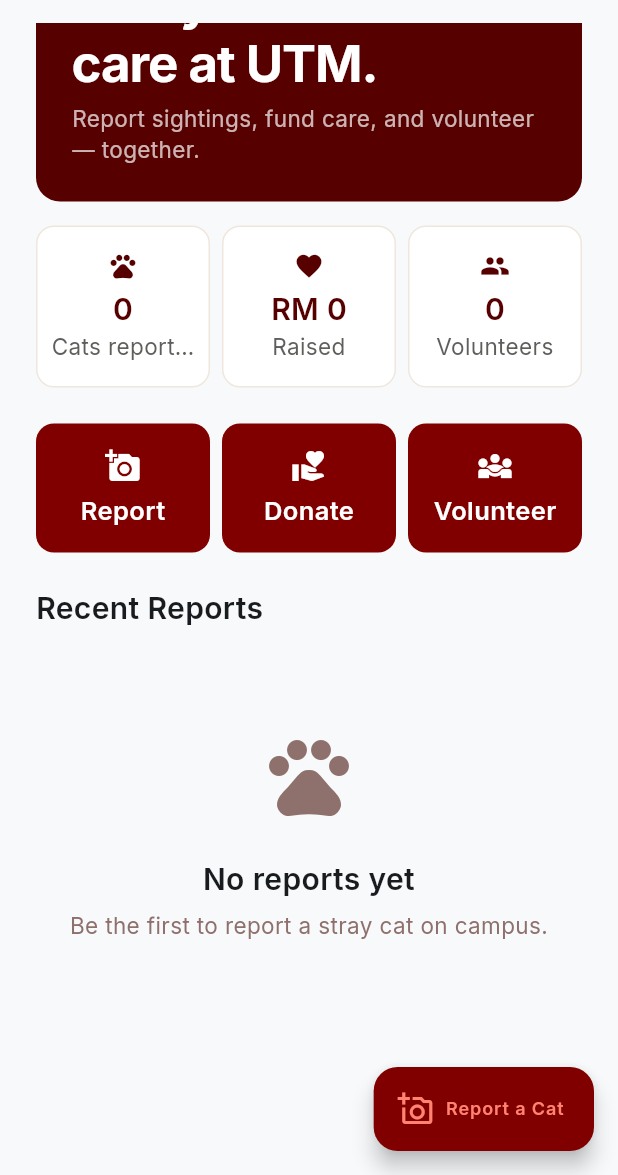
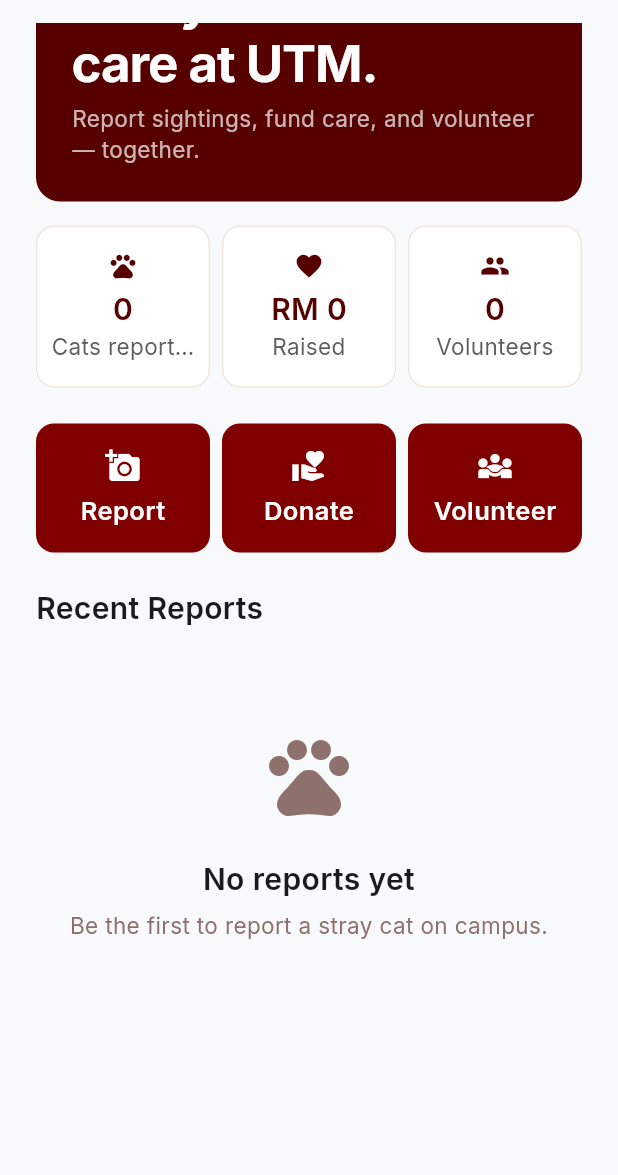
Before and after one commit to muzzz20/NoName-App-Dev, a Flutter app: the screen it shows after launch, scrolled down 102 dp, on a phone screen of 412 x 824 dp, the part 61-1236 px from its top. Run offline on Flutter 3.47's test engine with Material 3 defaults, Android fonts, the phone set to English and light mode, and no system bars; our stand-ins replace cloud_firestore, cloud_functions, firebase_auth, firebase_core, firebase_messaging, firebase_storage and 6 more; accounts and stored records are empty.

Commit message:
feat(home): remove redundant Report-a-Cat FAB
The impact-first redesign added a "Report" primary CTA, making the
floating button redundant — and it overlapped feed content (covered a
report's condition badge). Removed; the CTA covers the action.

flutter analyze: no issues.

Co-Authored-By: Claude Opus 4.7 (1M context) <noreply@anthropic.com>

```diff
--- a/lib/features/reporting/screens/feed_screen.dart
+++ b/lib/features/reporting/screens/feed_screen.dart
@@ -95,13 +95,6 @@ class _FeedScreenState extends State<FeedScreen> {
               child: const Text('Sign In'),
             ),
         ],
-      ),
-      floatingActionButton: FloatingActionButton.extended(
-        onPressed: () => _isSignedIn
-            ? context.push(AppRoutes.submitReport)
-            : _requireSignIn('report a cat'),
-        icon: const Icon(Icons.add_a_photo_outlined),
-        label: const Text('Report a Cat'),
       ),
       body: StreamBuilder<List<CatReport>>(
         stream: _reports,
```
